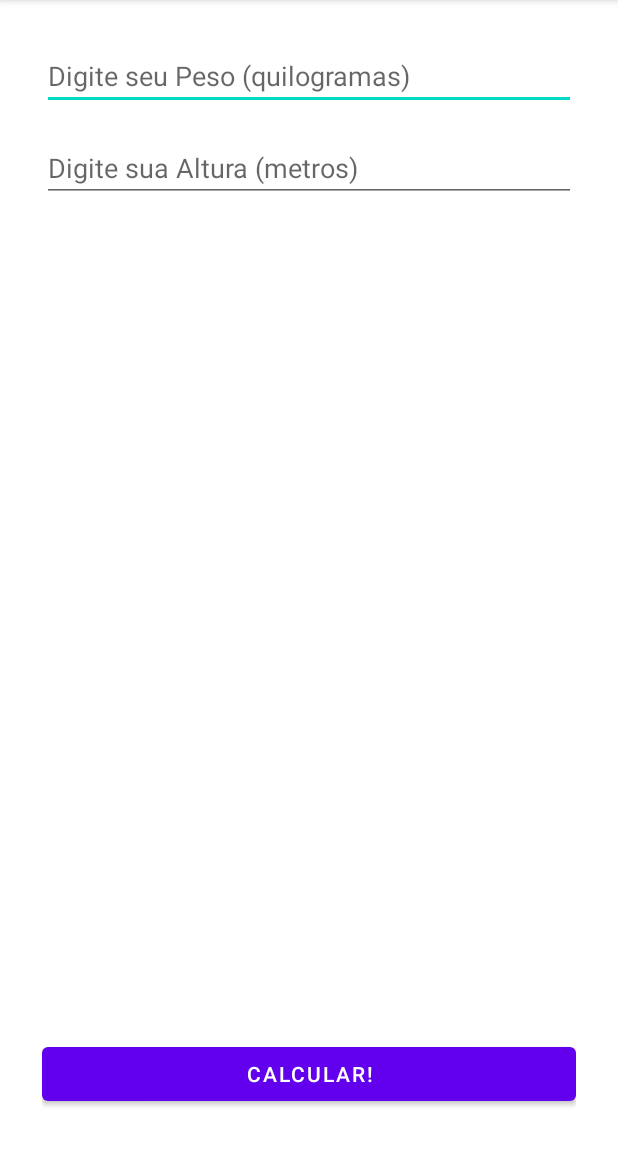
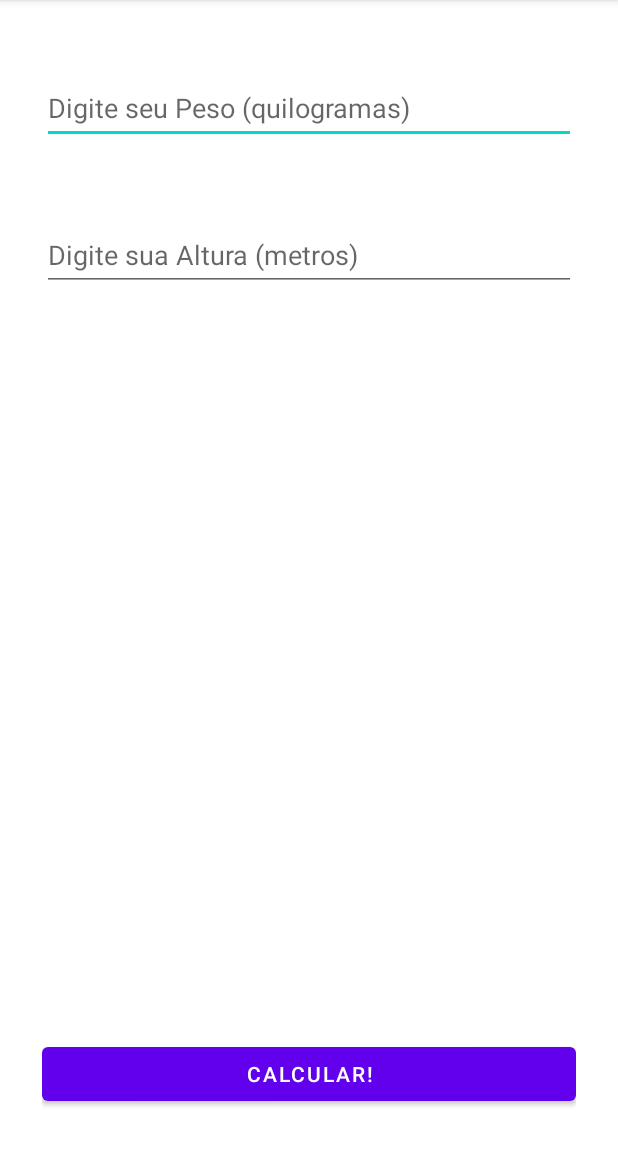
Before and after one commit to pedrocerqueiras/Calculadora_IMC2, an Android app: the screen it shows after launch (MainActivity), on a phone screen of 412 x 824 dp, the part 84-1236 px from its top. Run offline under Robolectric (Android 15) with nearby library versions, the phone set to English and light mode, and no system bars.

```diff
--- a/app/src/main/res/layout/activity_main.xml
+++ b/app/src/main/res/layout/activity_main.xml
@@ -9,21 +9,26 @@
 
     <EditText
         android:id="@+id/edtPeso"
+        android:layout_width="match_parent"
+        android:layout_height="wrap_content"
+        android:layout_marginTop="20dp"
+        android:height="50dp"
+        android:hint="Digite seu Peso (quilogramas)"
+        android:inputType="numberDecimal"
         android:maxLength="6"
-        android:inputType="numberDecimal"
-        android:hint="Digite seu Peso (quilogramas)"
-        android:layout_width="match_parent"
-        android:layout_height="wrap_content"/>
+        android:minHeight="48dp" />
 
-    <EditText
+    <androidx.appcompat.widget.AppCompatEditText
         android:id="@+id/edtAltura"
-        android:maxLength="6"
-        android:inputType="numberDecimal"
         android:layout_width="match_parent"
         android:layout_height="wrap_content"
         android:layout_below="@+id/edtPeso"
-        android:layout_marginTop="16dp"
-        android:hint="Digite sua Altura (metros)"/>
+        android:layout_marginTop="50dp"
+        android:height="50dp"
+        android:hint="Digite sua Altura (metros)"
+        android:inputType="phone"
+        android:maxLength="4"
+        android:minHeight="48dp" />
 
 
     <Button
--- a/build.gradle
+++ b/build.gradle
@@ -1,6 +1,6 @@
 // Top-level build file where you can add configuration options common to all sub-projects/modules.
 plugins {
-    id 'com.android.application' version '7.4.0' apply false
-    id 'com.android.library' version '7.4.0' apply false
+    id 'com.android.application' version '8.0.2' apply false
+    id 'com.android.library' version '8.0.2' apply false
     id 'org.jetbrains.kotlin.android' version '1.7.21' apply false
 }
--- a/gradle.properties
+++ b/gradle.properties
@@ -21,3 +21,5 @@ kotlin.code.style=official
 # resources declared in the library itself and none from the library's dependencies,
 # thereby reducing the size of the R class for that library
 android.nonTransitiveRClass=true
+android.defaults.buildfeatures.buildconfig=true
+android.nonFinalResIds=false
```
Also changed, not shown: app/src/main/java/com/example/meuprimeiroprojeto/MainActivity.kt (+36 -1 lines), gradle/wrapper/gradle-wrapper.properties.
